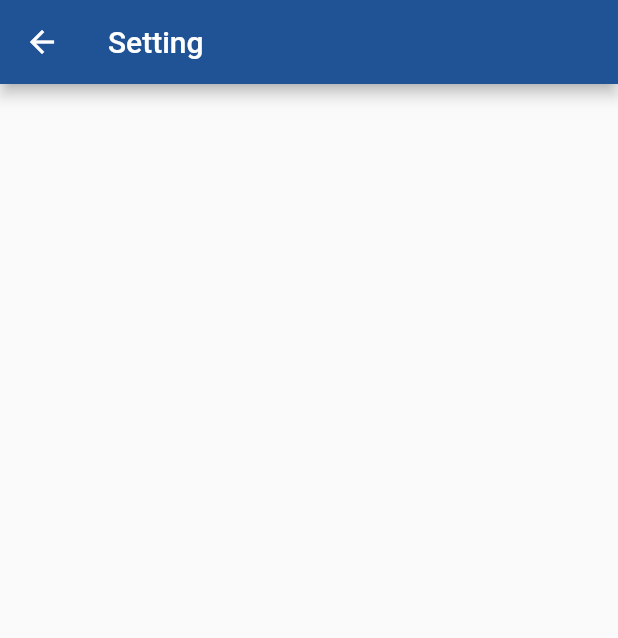
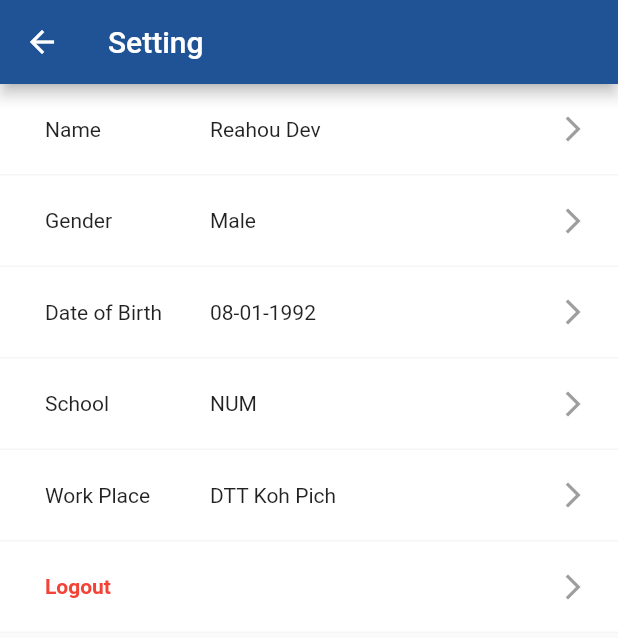
Before and after one commit to homsrieng/ArksorMobileApp, a Flutter app: the SettingPage screen opened directly, on a phone screen of 412 x 824 dp. Shown: the top 638 px of the screen. Run offline on Flutter 3.47's test engine with Material 2 defaults, Android fonts, the phone set to English and light mode, and no system bars; our stand-ins replace connectivity, flutter_offline, font_awesome_flutter, image_picker; missing offline and left inert: flutter_cupertino_date_picker; network calls fail.

```diff
--- a/lib/pages/login.dart
+++ b/lib/pages/login.dart
@@ -141,8 +141,8 @@ class _Login extends State<Login>{
         children: <Widget>[
           header(),
           formLogin(),
-          if(getString(_source)==Constant.OFFLINE)
-          internetConnection.internetStatus()
+          // if(getString(_source)==Constant.OFFLINE)
+          // internetConnection.internetStatus()
         ],
       )
     );
--- a/lib/pages/registration.dart
+++ b/lib/pages/registration.dart
@@ -225,8 +225,8 @@ class _Registration extends State<Registration>{
       body:Column(
         children: <Widget>[
           formInputVerifyCode(),
-          if(getString(_source)==Constant.OFFLINE)
-            internetConnection.internetStatus(),
+          // if(getString(_source)==Constant.OFFLINE)
+          // internetConnection.internetStatus(),
         ],
       )
     );
--- a/lib/pages/setting.dart
+++ b/lib/pages/setting.dart
@@ -1,6 +1,12 @@
+import 'package:arksormobileapp/pages/login.dart';
 import 'package:arksormobileapp/utils/colors.dart';
+import 'package:arksormobileapp/utils/margin.dart';
+import 'package:arksormobileapp/widgets/setting_item.dart';
 import 'package:flutter/cupertino.dart';
 import 'package:flutter/material.dart';
+import 'package:font_awesome_flutter/font_awesome_flutter.dart';
+
+import 'feed_item_detail.dart';
 
 class SettingPage extends StatelessWidget{
   @override
@@ -11,9 +17,35 @@ class SettingPage extends StatelessWidget{
         title: Text("Setting"),
         backgroundColor: ArksorColor.primaryColor,
       ),
-      body: Center(
-
-      ),
+      body: Column(
+        children: <Widget>[
+          Row(
+            children: <Widget>[
+              new Expanded(
+                  child:
+                  Container(
+                    margin: const EdgeInsets.only(
+                        bottom: 10
+                    ),
+                    color: Colors.white,
+                    child:Column(
+                      children: <Widget>[
+                        SettingItem.item("Name", "Reahou Dev"),
+                        SettingItem.item("Gender", "Male"),
+                        SettingItem.item("Date of Birth", "08-01-1992"),
+                        SettingItem.item("School", "NUM"),
+                        SettingItem.item("Work Place", "DTT Koh Pich"),
+                        GestureDetector(
+                            onTap:()=>{Navigator.pushReplacement(context, MaterialPageRoute(builder: (context) => Login()))},
+                            child:AbsorbPointer(
+                              child: SettingItem.itemCustomStyle("Logout", TextStyle(color: Colors.red,fontWeight: FontWeight.bold)),
+                            )
+                        ),
+                      ],),
+                  )
+              )
+            ],)
+        ]),
     );
   }
 }
--- a/lib/pages/verification_code.dart
+++ b/lib/pages/verification_code.dart
@@ -125,8 +125,8 @@ class _VerificationCode extends State<VerificationCode>{
         mainAxisAlignment: MainAxisAlignment.center,
         children: <Widget>[
           formInputVerifyCode(),
-          if(getString(_source)==Constant.OFFLINE)
-            internetConnection.internetStatus()
+          // if(getString(_source)==Constant.OFFLINE)
+          // internetConnection.internetStatus()
         ],
       ),
     );
--- /dev/null
+++ b/lib/widgets/setting_item.dart
@@ -0,0 +1,100 @@
+import 'package:arksormobileapp/utils/margin.dart';
+import 'package:flutter/cupertino.dart';
+import 'package:flutter/material.dart';
+
+class SettingItem{
+  static Widget item(String fieldName, String value) {
+    return(
+        Container(
+          padding: const EdgeInsets.only(
+              top: ArksorMargin.defaultMargin,
+              bottom: ArksorMargin.defaultMargin,
+              left: ArksorMargin.defaultMargin,
+              right: ArksorMargin.defaultMargin,
+          ),
+          decoration: BoxDecoration(
+              border: Border(bottom: BorderSide(color: Colors.grey[100]))
+          ),
+          child: Row(
+              mainAxisAlignment: MainAxisAlignment.spaceBetween,
+              children: [
+                new Column(
+                  children: <Widget>[
+                    Row(children: <Widget>[
+                      new Container(
+                        margin: const EdgeInsets.only(
+                            left: 10
+                        ),
+                        width: 100,
+                        child: Row(
+                          children: <Widget>[
+                            Text("$fieldName")
+                          ],
+                        ),
+                      ),
+                      new Container(
+                        margin: const EdgeInsets.only(
+                            left: 10
+                        ),
+                        child: Row(
+                          children: <Widget>[
+                            Text("$value")
+                          ],
+                        ),
+                      )
+                    ],)
+                  ],
+                ),
+                new Icon(
+                  Icons.arrow_forward_ios,
+                  color: Colors.grey,
+                  size: 20,
+                )
+              ]
+          ),
+        )
+    );
+  }
+  static Widget itemCustomStyle(String fieldName,TextStyle style) {
+    return(
+        Container(
+          padding: const EdgeInsets.only(
+            top: ArksorMargin.defaultMargin,
+            bottom: ArksorMargin.defaultMargin,
+            left: ArksorMargin.defaultMargin,
+            right: ArksorMargin.defaultMargin,
+          ),
+          decoration: BoxDecoration(
+              border: Border(bottom: BorderSide(color: Colors.grey[100]))
+          ),
+          child: Row(
+              mainAxisAlignment: MainAxisAlignment.spaceBetween,
+              children: [
+                new Column(
+                  children: <Widget>[
+                    Row(children: <Widget>[
+                      new Container(
+                        margin: const EdgeInsets.only(
+                            left: 10
+                        ),
+                        width: 100,
+                        child: Row(
+                          children: <Widget>[
+                            Text("$fieldName",style: style)
+                          ],
+                        ),
+                      ),
+                    ],)
+                  ],
+                ),
+                new Icon(
+                  Icons.arrow_forward_ios,
+                  color: Colors.grey,
+                  size: 20,
+                )
+              ]
+          ),
+        )
+    );
+  }
+}
```
